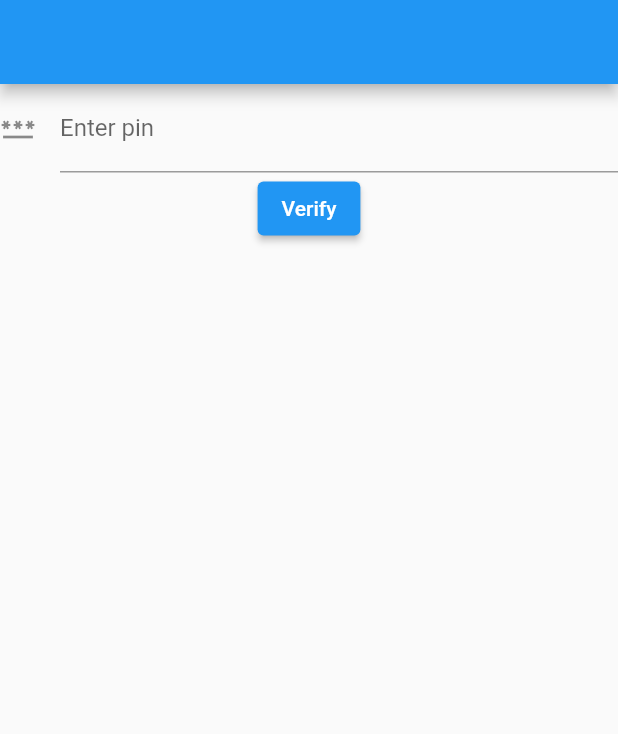
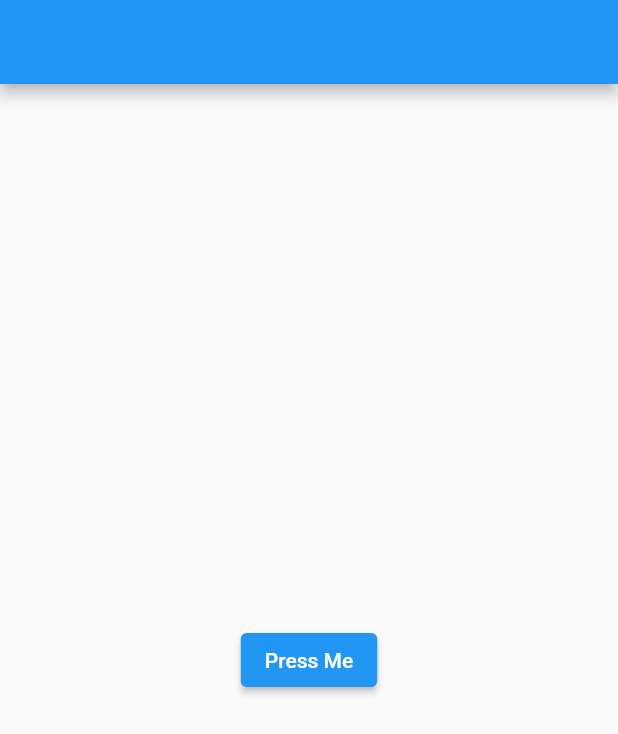
Before and after one commit to Govind-S-B/smart_menu_prototype_tools, a Flutter app: the screen it shows after launch, on a phone screen of 412 x 824 dp. Shown: the top 734 px of the screen. Run offline on Flutter 3.47's test engine with Material 2 defaults, Android fonts, the phone set to English and light mode, and no system bars.

Commit message:
Added A new valueScreen
New screen, lis in flask Api ,contains a value transfer

```diff
--- a/Protores/restt/lib/HomeScreen.dart
+++ b/Protores/restt/lib/HomeScreen.dart
@@ -1,4 +1,5 @@
 import 'package:flutter/material.dart';
+import 'package:restt/ValueScreen.dart';
 import 'package:restt/functions.dart';
 class ScreenHome extends StatefulWidget   {
   ScreenHome({Key? key}) : super(key: key);
@@ -20,7 +21,7 @@ class _ScreenHomeState extends State<ScreenHome> {
         children: [
           TextFormField(
             onChanged: (value) {
-              url = "http://66.42.42.229:5000/RestApi?query="+value.toString();
+              url = "http://127.0.0.1:5000//RestApi?query="+value.toString()+"&id="+tableId;
             },
             decoration: const InputDecoration(
             icon: Icon(Icons.password),
--- /dev/null
+++ b/Protores/restt/lib/ValueScreen.dart
@@ -0,0 +1,17 @@
+import 'package:flutter/material.dart';
+import 'package:flutter/src/foundation/key.dart';
+import 'package:flutter/src/widgets/framework.dart';
+import 'package:restt/HomeScreen.dart';
+String tableId = "";
+class ScreenValue extends StatelessWidget {
+  const ScreenValue({Key? key}) : super(key: key);
+
+  @override
+  Widget build(BuildContext context) {
+    return Scaffold(
+      appBar: AppBar(),
+      body:Center(child: ElevatedButton(onPressed: (){Navigator.of(context).pushNamed("HomeScreen");tableId="3";}, child: const Text("Press Me"))),
+
+    );
+  }
+}
--- a/Protores/restt/lib/main.dart
+++ b/Protores/restt/lib/main.dart
@@ -3,6 +3,7 @@ import 'package:flutter/material.dart';
 import 'package:restt/FailScreen.dart';
 import 'package:restt/HomeScreen.dart';
 import 'package:restt/SuccessScreen.dart';
+import 'package:restt/ValueScreen.dart';
 import 'package:restt/functions.dart';
 
 
@@ -15,8 +16,9 @@ class MyApp extends StatelessWidget {
   Widget build(BuildContext context) {
     return MaterialApp(
       theme: ThemeData(primaryColor:Colors.lightBlue),
-      home: ScreenHome(),
+      home: ScreenValue(),
       routes: {
+        "HomeScreen":(ctx){return  ScreenHome();},
         "SuccessScreen" :(ctx){return const ScreenSuccess();},
         "FailScreen":(ctx){return const ScreenFail();},
       },
```
